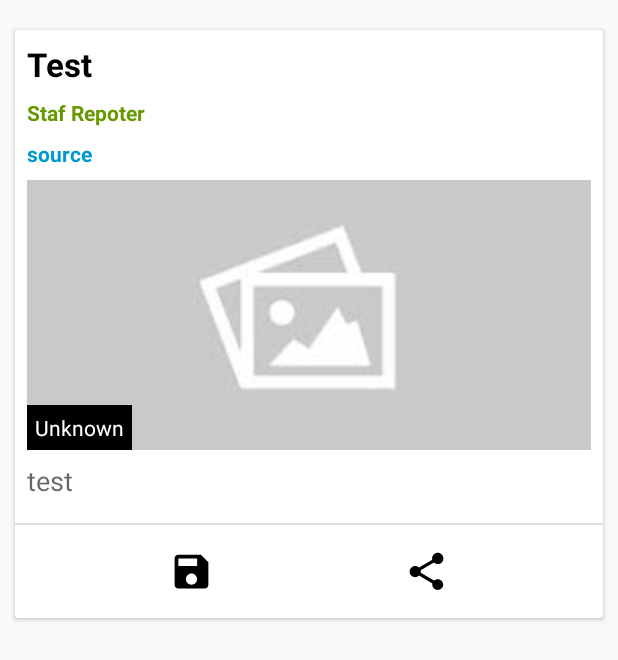
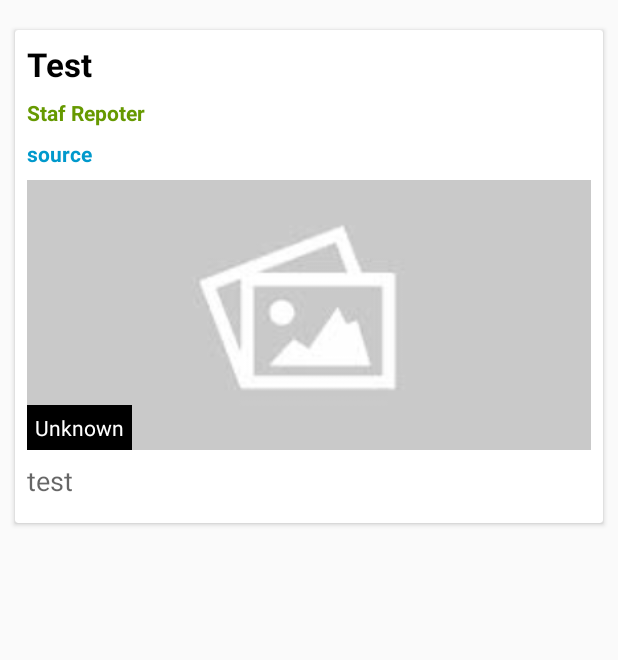
Before and after one commit to amir-hossain/DigitalPaper, an Android app: the layout list_item_news.xml on its own in the app's theme, with its tools: preview values and no code run, on a phone screen of 412 x 824 dp. Shown: the top 660 px of the screen. Run offline under Robolectric (Android 15) with nearby library versions, the phone set to English and light mode, and no system bars.

Commit message:
changed for demo

```diff
--- a/app/src/main/java/amir/digital/paper/MainActivity.java
+++ b/app/src/main/java/amir/digital/paper/MainActivity.java
@@ -89,9 +89,6 @@ public class MainActivity extends AppCompatActivity implements NavigationView.On
     @Override
     public boolean onNavigationItemSelected(MenuItem item) {
         switch (item.getItemId()) {
-            case R.id.saved:
-
-                break;
             case R.id.google_news:
                 fragment.showNews(StaticDataManager.google_news);
                 break;
--- a/app/src/main/res/layout/list_item_news.xml
+++ b/app/src/main/res/layout/list_item_news.xml
@@ -104,52 +104,17 @@
             android:layout_marginStart="8dp"
             android:layout_marginTop="8dp"
             android:layout_marginEnd="8dp"
+            android:layout_marginBottom="16dp"
             android:ellipsize="end"
             android:gravity="left"
             android:maxLines="3"
             android:text="test"
             android:textAppearance="?android:attr/textAppearanceMedium"
+            card_view:layout_constraintBottom_toBottomOf="parent"
             card_view:layout_constraintEnd_toEndOf="parent"
             card_view:layout_constraintStart_toStartOf="parent"
             card_view:layout_constraintTop_toBottomOf="@+id/img_article" />
 
-        <View
-            android:id="@+id/view"
-            android:layout_width="wrap_content"
-            android:layout_height="1dp"
-            android:layout_marginTop="16dp"
-            android:background="@color/backgroundColor"
-            card_view:layout_constraintEnd_toEndOf="parent"
-            card_view:layout_constraintStart_toStartOf="parent"
-            card_view:layout_constraintTop_toBottomOf="@+id/txt_description" />
-
-        <ImageView
-            android:id="@+id/save"
-            android:layout_width="30dp"
-            android:layout_height="30dp"
-            android:layout_marginStart="8dp"
-            android:layout_marginTop="16dp"
-            android:layout_marginEnd="16dp"
-            card_view:layout_constraintEnd_toStartOf="@+id/share"
-            card_view:layout_constraintHorizontal_chainStyle="spread"
-            card_view:layout_constraintStart_toStartOf="parent"
-            card_view:layout_constraintTop_toBottomOf="@+id/view"
-            card_view:srcCompat="@drawable/ic_saved" />
-
-        <ImageView
-            android:id="@+id/share"
-            android:layout_width="30dp"
-            android:layout_height="30dp"
-            android:layout_marginStart="16dp"
-            android:layout_marginTop="16dp"
-            android:layout_marginEnd="8dp"
-            android:layout_marginBottom="16dp"
-            card_view:layout_constraintBottom_toBottomOf="parent"
-            card_view:layout_constraintEnd_toEndOf="parent"
-            card_view:layout_constraintStart_toEndOf="@+id/save"
-            card_view:layout_constraintTop_toBottomOf="@+id/view"
-            card_view:srcCompat="@drawable/ic_share" />
-
     </androidx.constraintlayout.widget.ConstraintLayout>
 
 </androidx.cardview.widget.CardView>
```
Also changed, not shown: app/src/main/java/amir/digital/paper/adapter/HomeAdapter.java (+20 -20 lines), app/src/main/java/amir/digital/paper/fragment/HomeFragment.java (+3 -4 lines), app/src/main/res/layout/activity_splash_screen.xml (+13 -0 lines), app/src/main/res/menu/drawer_menu.xml (+0 -8 lines), 2 other files.
